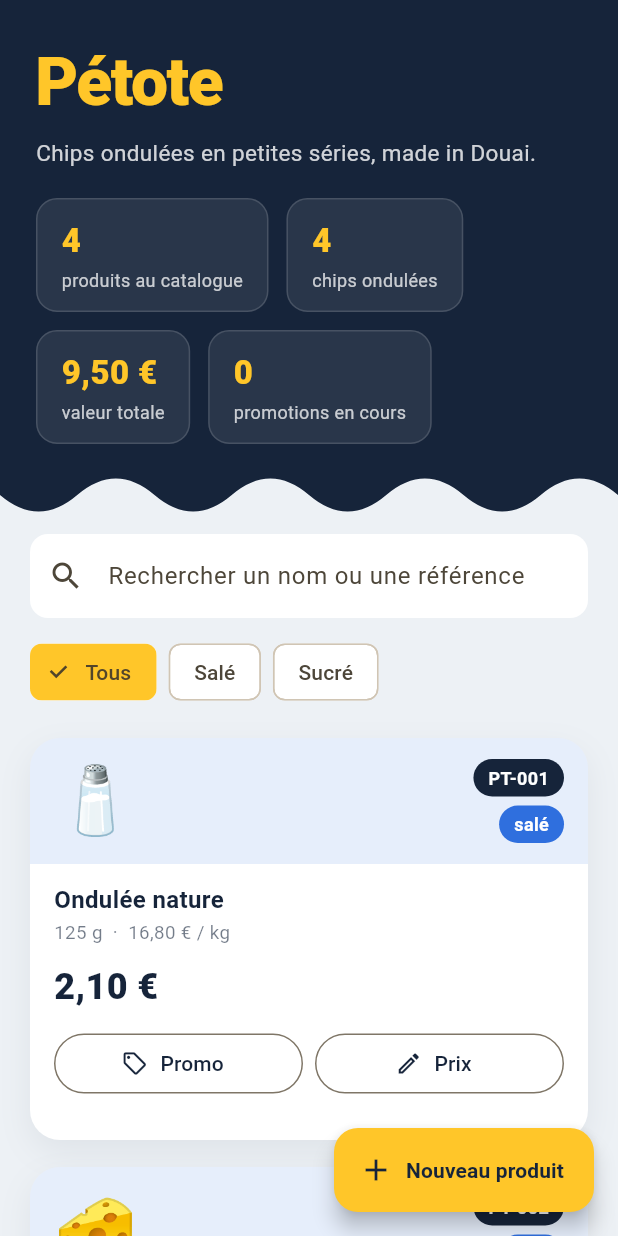
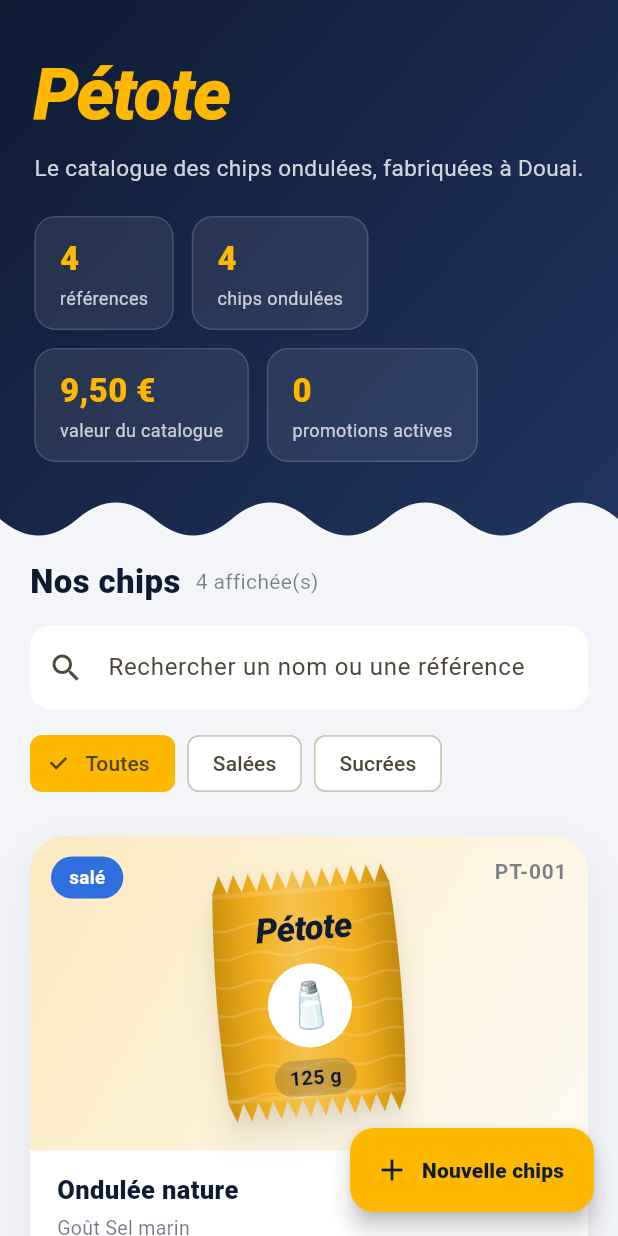
Before and after one commit to chounlax/ChipsInterface, a Flutter app: the screen it shows after launch, on a phone screen of 412 x 824 dp. Run offline on Flutter 3.47's test engine with Material 3 defaults, Android fonts, the phone set to English and light mode, and no system bars.

Commit message:
Amélioration de l'interface

```diff
--- a/lib/main.dart
+++ b/lib/main.dart
@@ -18,9 +18,5 @@ class PetoteApp extends StatelessWidget {
       theme: construireTheme(),
       home: const HomePage(),
     );
-
-
-
-
   }
 }
--- a/lib/screens/home_page.dart
+++ b/lib/screens/home_page.dart
@@ -1,3 +1,5 @@
+import 'dart:math' as math;
+
 import 'package:flutter/material.dart';
 
 import '../data/catalogue_petote.dart';
@@ -5,12 +7,15 @@ import '../models/catalogue.dart';
 import '../models/produit.dart';
 import '../theme.dart';
 import '../utils.dart';
+import '../widgets/chips_bag.dart';
 import '../widgets/dialogs.dart';
 import '../widgets/product_card.dart';
 import '../widgets/stat_tile.dart';
 import '../widgets/wave_header.dart';
 
 enum Filtre { tous, sale, sucre }
+
+const double _largeurMax = 1200;
 
 class HomePage extends StatefulWidget {
   const HomePage({super.key});
@@ -29,9 +34,8 @@ class _HomePageState extends State<HomePage> {
     Iterable<Produit> liste = _catalogue.lesProduits;
     if (_filtre != Filtre.tous) {
       final type = _filtre == Filtre.sale ? "salé" : "sucré";
-      liste = _catalogue
-          .donnerChipsOndulees()
-          .where((c) => c.gout.type == type);
+      liste =
+          _catalogue.donnerChipsOndulees().where((c) => c.gout.type == type);
     }
     final q = _recherche.trim().toLowerCase();
     if (q.isNotEmpty) {
@@ -77,8 +81,15 @@ class _HomePageState extends State<HomePage> {
     final chips = await demanderNouvelleChips(context, _catalogue);
     if (chips == null) return;
     setState(() => _catalogue.ajouterProduit(chips));
-    _message("${chips.nom} ajouté au catalogue.");
+    _message("${chips.nom} ajoutée au catalogue.");
   }
+
+  Widget _centre(Widget enfant) => Center(
+        child: ConstrainedBox(
+          constraints: const BoxConstraints(maxWidth: _largeurMax),
+          child: enfant,
+        ),
+      );
 
   @override
   Widget build(BuildContext context) {
@@ -89,35 +100,50 @@ class _HomePageState extends State<HomePage> {
         backgroundColor: PetoteColors.jaune,
         foregroundColor: PetoteColors.ardoise,
         icon: const Icon(Icons.add),
-        label: const Text("Nouveau produit",
-            style: TextStyle(fontWeight: FontWeight.w700)),
+        label: const Text("Nouvelle chips",
+            style: TextStyle(fontWeight: FontWeight.w800)),
       ),
       body: CustomScrollView(
         slivers: [
           SliverToBoxAdapter(child: _entete()),
-          SliverToBoxAdapter(child: _barreOutils()),
+          SliverToBoxAdapter(child: _centre(_barreOutils())),
           if (produits.isEmpty)
-            const SliverFillRemaining(
+            SliverFillRemaining(
               hasScrollBody: false,
               child: Center(
                 child: Padding(
-                  padding: EdgeInsets.all(32),
-                  child: Text(
-                    "Aucun produit ne correspond. Modifiez la recherche ou le filtre.",
+                  padding: const EdgeInsets.all(32),
+                  child: Column(
+                    mainAxisSize: MainAxisSize.min,
+                    children: [
+                      const ChipsBag(
+                          couleur: Color(0xFF9AA5B8), emoji: "🔍", poids: 0, hauteur: 110),
+                      const SizedBox(height: 16),
+                      Text(
+                          "Aucune chips ne correspond. Modifiez la recherche ou le filtre.",
                           textAlign: TextAlign.center,
+                          style: TextStyle(
+                              color:
+                                  PetoteColors.ardoise.withValues(alpha: 0.7))),
+                    ],
                   ),
                 ),
               ),
             )
           else
-            SliverPadding(
-              padding: const EdgeInsets.fromLTRB(20, 8, 20, 100),
+            SliverLayoutBuilder(
+              builder: (context, c) {
+                final cote =
+                    math.max(20.0, (c.crossAxisExtent - _largeurMax) / 2);
+                return SliverPadding(
+                  padding: EdgeInsets.fromLTRB(cote, 8, cote, 110),
                   sliver: SliverGrid(
-                gridDelegate: const SliverGridDelegateWithMaxCrossAxisExtent(
-                  maxCrossAxisExtent: 400,
-                  mainAxisExtent: 268,
-                  crossAxisSpacing: 18,
-                  mainAxisSpacing: 18,
+                    gridDelegate:
+                        const SliverGridDelegateWithMaxCrossAxisExtent(
+                      maxCrossAxisExtent: 360,
+                      mainAxisExtent: 470,
+                      crossAxisSpacing: 22,
+                      mainAxisSpacing: 22,
                     ),
                     delegate: SliverChildBuilderDelegate(
                       (context, i) {
@@ -132,6 +158,8 @@ class _HomePageState extends State<HomePage> {
                       childCount: produits.length,
                     ),
                   ),
+                );
+              },
             ),
         ],
       ),
@@ -140,48 +168,66 @@ class _HomePageState extends State<HomePage> {
 
   Widget _entete() {
     return WaveHeader(
-      child: Column(
+      child: _centre(
+        Column(
           crossAxisAlignment: CrossAxisAlignment.start,
           children: [
             const Text("Pétote",
                 style: TextStyle(
                     color: PetoteColors.jaune,
-                  fontSize: 44,
+                    fontSize: 48,
                     fontWeight: FontWeight.w900,
-                  letterSpacing: -1)),
+                    fontStyle: FontStyle.italic,
+                    letterSpacing: -1.5)),
             const SizedBox(height: 4),
-          Text("Chips ondulées en petites séries, made in Douai.",
+            Text("Le catalogue des chips ondulées, fabriquées à Douai.",
                 style: TextStyle(
                     color: Colors.white.withValues(alpha: 0.8), fontSize: 15)),
-          const SizedBox(height: 20),
+            const SizedBox(height: 22),
             Wrap(
               spacing: 12,
               runSpacing: 12,
               children: [
                 StatTile(
                     valeur: "${_catalogue.lesProduits.length}",
-                  libelle: "produits au catalogue"),
+                    libelle: "références"),
                 StatTile(
                     valeur: "${_catalogue.donnerChipsOndulees().length}",
                     libelle: "chips ondulées"),
                 StatTile(
                     valeur: euros(_catalogue.valeurTotale()),
-                  libelle: "valeur totale"),
+                    libelle: "valeur du catalogue"),
                 StatTile(
-                  valeur: "${_promos.length}", libelle: "promotions en cours"),
+                    valeur: "${_promos.length}",
+                    libelle: "promotions actives"),
               ],
             ),
           ],
+        ),
       ),
     );
   }
 
   Widget _barreOutils() {
     return Padding(
-      padding: const EdgeInsets.fromLTRB(20, 4, 20, 12),
+      padding: const EdgeInsets.fromLTRB(20, 4, 20, 16),
       child: Column(
         crossAxisAlignment: CrossAxisAlignment.start,
         children: [
+          Row(
+            children: [
+              const Text("Nos chips",
+                  style: TextStyle(
+                      fontSize: 22,
+                      fontWeight: FontWeight.w900,
+                      color: PetoteColors.ardoise)),
+              const SizedBox(width: 10),
+              Text("${_produitsAffiches.length} affichée(s)",
+                  style: TextStyle(
+                      color: PetoteColors.ardoise.withValues(alpha: 0.55))),
+            ],
+          ),
+          const SizedBox(height: 14),
           TextField(
             onChanged: (v) => setState(() => _recherche = v),
             decoration: const InputDecoration(
@@ -197,9 +243,9 @@ class _HomePageState extends State<HomePage> {
               for (final f in Filtre.values)
                 ChoiceChip(
                   label: Text(switch (f) {
-                    Filtre.tous => "Tous",
-                    Filtre.sale => "Salé",
-                    Filtre.sucre => "Sucré",
+                    Filtre.tous => "Toutes",
+                    Filtre.sale => "Salées",
+                    Filtre.sucre => "Sucrées",
                   }),
                   selected: _filtre == f,
                   selectedColor: PetoteColors.jaune,
--- a/lib/theme.dart
+++ b/lib/theme.dart
@@ -1,13 +1,14 @@
 import 'package:flutter/material.dart';
 
-/// Identité visuelle Pétote : ardoise du Nord, jaune chips, brume claire.
+/// Identité visuelle Pétote : marine profond, jaune chips, fond bleuté clair.
 class PetoteColors {
-  static const ardoise = Color(0xFF16243A);
-  static const jaune = Color(0xFFFFC629);
-  static const brume = Color(0xFFEDF1F5);
+  static const ardoise = Color(0xFF0F1B33);
+  static const marine = Color(0xFF1F3560);
+  static const jaune = Color(0xFFFFB800);
+  static const brume = Color(0xFFF3F5F9);
   static const sale = Color(0xFF2F6FDE);
   static const sucre = Color(0xFFE4527A);
-  static const promo = Color(0xFF12A36B);
+  static const promo = Color(0xFF0FA968);
 }
 
 ThemeData construireTheme() {
@@ -26,7 +27,7 @@ ThemeData construireTheme() {
       filled: true,
       fillColor: PetoteColors.brume,
       border: OutlineInputBorder(
-        borderRadius: BorderRadius.circular(12),
+        borderRadius: BorderRadius.circular(14),
         borderSide: BorderSide.none,
       ),
     ),
@@ -38,5 +39,13 @@ ThemeData construireTheme() {
         shape: RoundedRectangleBorder(borderRadius: BorderRadius.circular(12)),
       ),
     ),
+    outlinedButtonTheme: OutlinedButtonThemeData(
+      style: OutlinedButton.styleFrom(
+        foregroundColor: PetoteColors.ardoise,
+        side: BorderSide(color: PetoteColors.ardoise.withValues(alpha: 0.15)),
+        padding: const EdgeInsets.symmetric(vertical: 14),
+        shape: RoundedRectangleBorder(borderRadius: BorderRadius.circular(12)),
+      ),
+    ),
   );
 }
--- a/lib/utils.dart
+++ b/lib/utils.dart
@@ -1,10 +1,12 @@
+import 'package:flutter/material.dart';
+
 import 'models/gout.dart';
 
 /// Formate un montant en euros : 2.5 -> "2,50 €".
 String euros(double montant) =>
     "${montant.toStringAsFixed(2).replaceAll('.', ',')} €";
 
-/// Emoji associé à un goût, pour illustrer les cartes.
+/// Emoji associé à un goût.
 String emojiPourGout(Gout gout) {
   switch (gout.nom) {
     case "Sel marin":
@@ -19,3 +21,19 @@ String emojiPourGout(Gout gout) {
       return "🥔";
   }
 }
+
+/// Couleur du sachet selon le goût.
+Color couleurPourGout(Gout gout) {
+  switch (gout.nom) {
+    case "Sel marin":
+      return const Color(0xFFF2B01E); // doré
+    case "Andouillette & Maroilles":
+      return const Color(0xFFD4432B); // rouge brique du Nord
+    case "Gauffre Lilloise":
+      return const Color(0xFFB8741F); // caramel
+    case "Bêtise de Cambrai":
+      return const Color(0xFF14A98A); // menthe
+    default:
+      return const Color(0xFF5B6CFF);
+  }
+}
--- /dev/null
+++ b/lib/widgets/chips_bag.dart
@@ -0,0 +1,144 @@
+import 'dart:math' as math;
+
+import 'package:flutter/material.dart';
+
+import '../theme.dart';
+
+/// Sachet de chips dessiné en code : bords crantés et ondulations.
+class ChipsBag extends StatelessWidget {
+  final Color couleur;
+  final String emoji;
+  final int poids;
+  final double hauteur;
+
+  const ChipsBag({
+    super.key,
+    required this.couleur,
+    required this.emoji,
+    required this.poids,
+    this.hauteur = 170,
+  });
+
+  @override
+  Widget build(BuildContext context) {
+    final h = hauteur;
+    final texte =
+        couleur.computeLuminance() > 0.5 ? PetoteColors.ardoise : Colors.white;
+    return SizedBox(
+      width: h * 0.78,
+      height: h,
+      child: CustomPaint(
+        painter: _BagPainter(couleur),
+        child: Padding(
+          padding: EdgeInsets.fromLTRB(0, h * 0.14, 0, h * 0.12),
+          child: Column(
+            mainAxisAlignment: MainAxisAlignment.center,
+            children: [
+              Text("Pétote",
+                  style: TextStyle(
+                      color: texte,
+                      fontSize: h * 0.14,
+                      fontWeight: FontWeight.w900,
+                      fontStyle: FontStyle.italic,
+                      letterSpacing: -0.5)),
+              SizedBox(height: h * 0.04),
+              Container(
+                width: h * 0.34,
+                height: h * 0.34,
+                decoration: const BoxDecoration(
+                    color: Colors.white, shape: BoxShape.circle),
+                alignment: Alignment.center,
+                child: Text(emoji, style: TextStyle(fontSize: h * 0.18)),
+              ),
+              SizedBox(height: h * 0.05),
+              Container(
+                padding: EdgeInsets.symmetric(
+                    horizontal: h * 0.06, vertical: h * 0.015),
+                decoration: BoxDecoration(
+                  color: texte.withValues(alpha: 0.18),
+                  borderRadius: BorderRadius.circular(20),
+                ),
+                child: Text("$poids g",
+                    style: TextStyle(
+                        color: texte,
+                        fontSize: h * 0.08,
+                        fontWeight: FontWeight.w700)),
+              ),
+            ],
+          ),
+        ),
+      ),
+    );
+  }
+}
+
+class _BagPainter extends CustomPainter {
+  final Color couleur;
+  _BagPainter(this.couleur);
+
+  Color _nuance(double delta) {
+    final hsl = HSLColor.fromColor(couleur);
+    return hsl.withLightness((hsl.lightness + delta).clamp(0.0, 1.0)).toColor();
+  }
+
+  @override
+  void paint(Canvas canvas, Size size) {
+    final w = size.width, h = size.height;
+    final crimp = h * 0.075;
+    final x0 = w * 0.04, x1 = w * 0.96;
+    const dents = 12;
+    final pas = (x1 - x0) / dents;
+
+    final path = Path()..moveTo(x0, crimp);
+    for (var i = 0; i < dents; i++) {
+      path.lineTo(x0 + pas * i + pas / 2, 0);
+      path.lineTo(x0 + pas * (i + 1), crimp);
+    }
+    path.quadraticBezierTo(w, h / 2, x1, h - crimp);
+    for (var i = dents; i > 0; i--) {
+      path.lineTo(x0 + pas * i - pas / 2, h);
+      path.lineTo(x0 + pas * (i - 1), h - crimp);
+    }
+    path.quadraticBezierTo(0, h / 2, x0, crimp);
+    path.close();
+
+    canvas.drawShadow(path, Colors.black.withValues(alpha: 0.5), 8, false);
+
+    final fill = Paint()
+      ..shader = LinearGradient(
+        colors: [
+          _nuance(-0.12),
+          couleur,
+          _nuance(0.10),
+          couleur,
+          _nuance(-0.14),
+        ],
+        stops: const [0, 0.25, 0.45, 0.75, 1],
+      ).createShader(Rect.fromLTWH(0, 0, w, h));
+    canvas.drawPath(path, fill);
+
+    // Ondulations sur le sachet
+    canvas.save();
+    canvas.clipPath(path);
+    final onde = Paint()
+      ..style = PaintingStyle.stroke
+      ..strokeWidth = 1.6
+      ..color = Colors.white.withValues(alpha: 0.16);
+    for (var k = 1; k <= 7; k++) {
+      final y = h * (0.1 + k * 0.115);
+      final p = Path()..moveTo(0, y);
+      for (double x = 0; x <= w; x += 2) {
+        p.lineTo(x, y + math.sin(x / w * math.pi * 6) * h * 0.012);
+      }
+      canvas.drawPath(p, onde);
+    }
+    // Bandes de scellage brillantes
+    final bande = Paint()..color = Colors.white.withValues(alpha: 0.14);
+    canvas.drawRect(Rect.fromLTWH(0, crimp, w, h * 0.02), bande);
+    canvas.drawRect(Rect.fromLTWH(0, h - crimp - h * 0.02, w, h * 0.02), bande);
+    canvas.restore();
+  }
+
+  @override
+  bool shouldRepaint(covariant _BagPainter old) => old.couleur != couleur;
+}
--- a/lib/widgets/product_card.dart
+++ b/lib/widgets/product_card.dart
@@ -1,3 +1,5 @@
+import 'dart:math' as math;
+
 import 'package:flutter/material.dart';
 
 import '../models/chips_ondulees.dart';
@@ -5,8 +7,9 @@ import '../models/produit.dart';
 import '../models/promotable.dart';
 import '../theme.dart';
 import '../utils.dart';
+import 'chips_bag.dart';
 
-/// Carte d'un produit du catalogue.
+/// Carte d'une référence du catalogue, avec son sachet illustré.
 class ProductCard extends StatelessWidget {
   final Produit produit;
   final double remise; // en %, 0 = pas de promotion
@@ -28,111 +31,155 @@ class ProductCard extends StatelessWidget {
     final promotable = p is Promotable ? p as Promotable : null;
     final enPromo = promotable != null && remise > 0;
     final prixFinal = enPromo ? promotable.obtenirPrixPromo(remise) : p.prix;
-    final couleur = chips == null
-        ? PetoteColors.ardoise
-        : (chips.gout.estSucre ? PetoteColors.sucre : PetoteColors.sale);
+    final couleur =
+        chips == null ? PetoteColors.ardoise : couleurPourGout(chips.gout);
 
     return Container(
       decoration: BoxDecoration(
         color: Colors.white,
-        borderRadius: BorderRadius.circular(20),
+        borderRadius: BorderRadius.circular(24),
         boxShadow: [
           BoxShadow(
-            color: PetoteColors.ardoise.withValues(alpha: 0.07),
-            blurRadius: 18,
-            offset: const Offset(0, 8),
+            color: PetoteColors.ardoise.withValues(alpha: 0.08),
+            blurRadius: 24,
+            offset: const Offset(0, 10),
           ),
         ],
       ),
       clipBehavior: Clip.antiAlias,
       child: Column(
-        crossAxisAlignment: CrossAxisAlignment.start,
         children: [
+          // Zone visuelle
           Container(
-            height: 84,
+            height: 210,
             width: double.infinity,
-            color: couleur.withValues(alpha: 0.12),
-            padding: const EdgeInsets.symmetric(horizontal: 16),
-            child: Row(
+            decoration: BoxDecoration(
+              gradient: LinearGradient(
+                begin: Alignment.topLeft,
+                end: Alignment.bottomRight,
+                colors: [
+                  couleur.withValues(alpha: 0.28),
+                  couleur.withValues(alpha: 0.06),
+                ],
+              ),
+            ),
+            child: Stack(
+              alignment: Alignment.center,
               children: [
-                Text(chips == null ? "🥔" : emojiPourGout(chips.gout),
-                    style: const TextStyle(fontSize: 44)),
-                const Spacer(),
-                Column(
-                  mainAxisAlignment: MainAxisAlignment.center,
-                  crossAxisAlignment: CrossAxisAlignment.end,
-                  children: [
-                    _Pastille(texte: p.reference, couleur: PetoteColors.ardoise),
-                    if (chips != null) ...[
-                      const SizedBox(height: 6),
-                      _Pastille(texte: chips.gout.type, couleur: couleur),
-                    ],
-                  ],
+                Positioned(
+                  top: 14,
+                  left: 14,
+                  child: chips == null
+                      ? const SizedBox()
+                      : _Pastille(
+                          texte: chips.gout.type,
+                          couleur: chips.gout.estSucre
+                              ? PetoteColors.sucre
+                              : PetoteColors.sale),
+                ),
+                Positioned(
+                  top: 14,
+                  right: 14,
+                  child: Text(p.reference,
+                      style: TextStyle(
+                          fontWeight: FontWeight.w700,
+                          letterSpacing: 0.5,
+                          color: PetoteColors.ardoise.withValues(alpha: 0.55))),
+                ),
+                Transform.rotate(
+                  angle: -math.pi / 40,
+                  child: ChipsBag(
+                    couleur: couleur,
+                    emoji: chips == null ? "🥔" : emojiPourGout(chips.gout),
+                    poids: p.poids,
+                    hauteur: 165,
+                  ),
+                ),
+                if (enPromo)
+                  Positioned(
+                    bottom: 14,
+                    right: 14,
+                    child: _Pastille(
+                        texte: "-${remise.toStringAsFixed(0)} %",
+                        couleur: PetoteColors.promo),
                   ),
               ],
             ),
           ),
-          Padding(
-            padding: const EdgeInsets.fromLTRB(16, 14, 16, 12),
+          Expanded(
+            child: Padding(
+              padding: const EdgeInsets.fromLTRB(18, 16, 18, 16),
               child: Column(
+                crossAxisAlignment: CrossAxisAlignment.start,
+                mainAxisAlignment: MainAxisAlignment.spaceBetween,
+                children: [
+                  Column(
                     crossAxisAlignment: CrossAxisAlignment.start,
                     children: [
                       Text(p.nom,
                           maxLines: 2,
                           overflow: TextOverflow.ellipsis,
                           style: const TextStyle(
-                        fontSize: 16,
-                        fontWeight: FontWeight.w700,
+                              fontSize: 17,
+                              fontWeight: FontWeight.w800,
                               color: PetoteColors.ardoise,
                               height: 1.2)),
-                const SizedBox(height: 4),
+                      const SizedBox(height: 6),
                       Text(
-                  "${p.poids} g  ·  ${euros(p.calculerPrixAuKilo())} / kg",
+                        chips == null
+                            ? "${p.poids} g"
+                            : "Goût ${chips.gout.nom}",
                         maxLines: 1,
                         overflow: TextOverflow.ellipsis,
                         style: TextStyle(
-                      fontSize: 12.5,
+                            fontSize: 13,
                             color: PetoteColors.ardoise.withValues(alpha: 0.6)),
                       ),
-                const SizedBox(height: 10),
+                    ],
+                  ),
                   Row(
                     crossAxisAlignment: CrossAxisAlignment.end,
                     children: [
                       Text(euros(prixFinal),
                           style: TextStyle(
-                            fontSize: 24,
-                            fontWeight: FontWeight.w800,
+                              fontSize: 26,
+                              fontWeight: FontWeight.w900,
                               color: enPromo
                                   ? PetoteColors.promo
                                   : PetoteColors.ardoise)),
                       if (enPromo) ...[
                         const SizedBox(width: 8),
                         Padding(
-                        padding: const EdgeInsets.only(bottom: 3),
+                          padding: const EdgeInsets.only(bottom: 4),
                           child: Text(euros(p.prix),
                               style: TextStyle(
                                   decoration: TextDecoration.lineThrough,
                                   color: PetoteColors.ardoise
-                                    .withValues(alpha: 0.45))),
+                                      .withValues(alpha: 0.4))),
                         ),
+                      ],
                       const Spacer(),
-                      _Pastille(
-                          texte: "-${remise.toStringAsFixed(0)} %",
-                          couleur: PetoteColors.promo),
-                    ],
+                      Padding(
+                        padding: const EdgeInsets.only(bottom: 4),
+                        child: Text("${euros(p.calculerPrixAuKilo())} / kg",
+                            style: TextStyle(
+                                fontSize: 12.5,
+                                color: PetoteColors.ardoise
+                                    .withValues(alpha: 0.55))),
+                      ),
                     ],
                   ),
-                const SizedBox(height: 10),
                   Row(
                     children: [
                       Expanded(
                         child: OutlinedButton.icon(
                           onPressed: onPromo,
-                        icon: const Icon(Icons.local_offer_outlined, size: 18),
+                          icon:
+                              const Icon(Icons.local_offer_outlined, size: 18),
                           label: const Text("Promo"),
                         ),
                       ),
-                    const SizedBox(width: 8),
+                      const SizedBox(width: 10),
                       Expanded(
                         child: OutlinedButton.icon(
                           onPressed: onModifierPrix,
@@ -143,6 +190,7 @@ class ProductCard extends StatelessWidget {
                     ],
                   ),
                 ],
+              ),
             ),
           ),
         ],
@@ -159,14 +207,14 @@ class _Pastille extends StatelessWidget {
   @override
   Widget build(BuildContext context) {
     return Container(
-      padding: const EdgeInsets.symmetric(horizontal: 10, vertical: 4),
+      padding: const EdgeInsets.symmetric(horizontal: 12, vertical: 5),
       decoration: BoxDecoration(
         color: couleur,
         borderRadius: BorderRadius.circular(20),
       ),
       child: Text(texte,
           style: const TextStyle(
-              color: Colors.white, fontSize: 12, fontWeight: FontWeight.w600)),
+              color: Colors.white, fontSize: 12.5, fontWeight: FontWeight.w700)),
     );
   }
 }
--- a/lib/widgets/wave_header.dart
+++ b/lib/widgets/wave_header.dart
@@ -13,9 +13,15 @@ class WaveHeader extends StatelessWidget {
       clipper: _WaveClipper(),
       child: Container(
         width: double.infinity,
-        color: PetoteColors.ardoise,
+        decoration: const BoxDecoration(
+          gradient: LinearGradient(
+            begin: Alignment.topLeft,
+            end: Alignment.bottomRight,
+            colors: [PetoteColors.ardoise, PetoteColors.marine],
+          ),
+        ),
         padding: EdgeInsets.fromLTRB(
-            24, MediaQuery.of(context).padding.top + 24, 24, 56),
+            20, MediaQuery.of(context).padding.top + 28, 20, 60),
         child: child,
       ),
     );
```
Lines whose indentation alone changed are shown as unchanged.
